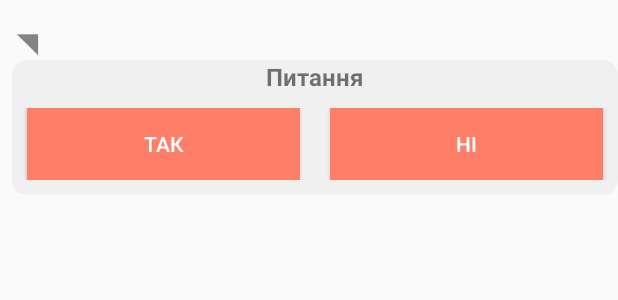
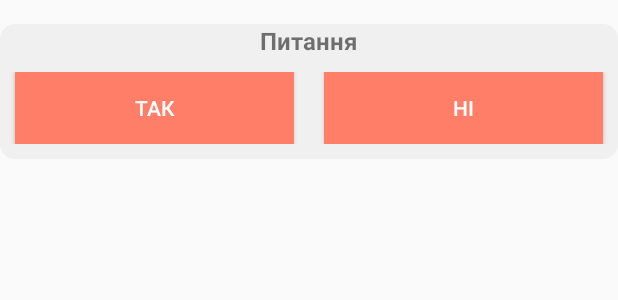
Before and after one commit to alexmusiienko/Kunzhut, an Android app: the layout yes_no_bubbles.xml on its own in the app's theme, with its tools: preview values and no code run, on a phone screen of 412 x 824 dp. Shown: the top 300 px of the screen. Run offline under Robolectric (Android 15) with nearby library versions, the phone set to English and light mode, and no system bars.

Commit message:
Removed Image in mes_bot

```diff
--- a/app/src/main/res/layout/yes_no_bubbles.xml
+++ b/app/src/main/res/layout/yes_no_bubbles.xml
@@ -5,19 +5,12 @@
     android:layout_height="wrap_content"
     android:orientation="vertical">
 
-    <ImageView
-        android:id="@+id/imageView1"
-        android:layout_width="20dp"
-        android:layout_height="20dp"
-        android:layout_marginStart="8dp"
-        android:layout_marginTop="20dp"
-        android:src="@drawable/arrow_bg2" />
-
     <LinearLayout
         android:layout_width="match_parent"
         android:layout_height="wrap_content"
         android:layout_alignStart="@+id/imageView1"
         android:layout_below="@+id/imageView1"
+        android:layout_marginTop="16dp"
         android:background="@drawable/rounded_corner1"
         android:gravity="center"
         android:orientation="vertical">
```
Also changed, not shown: app/src/main/res/layout/mes_bot.xml (+8 -7 lines).
